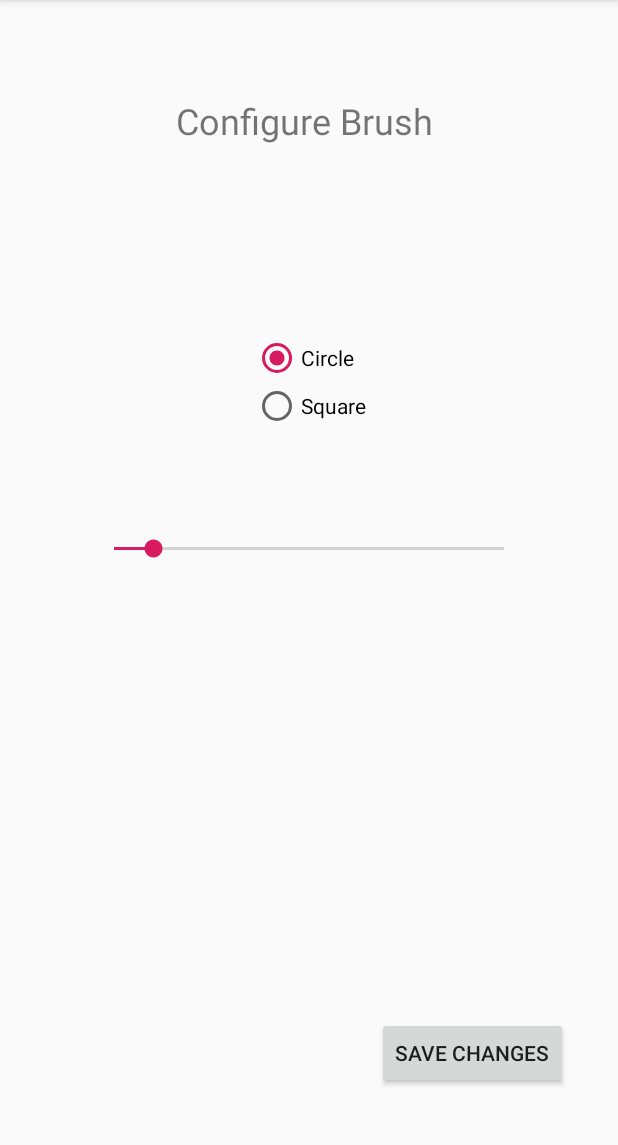
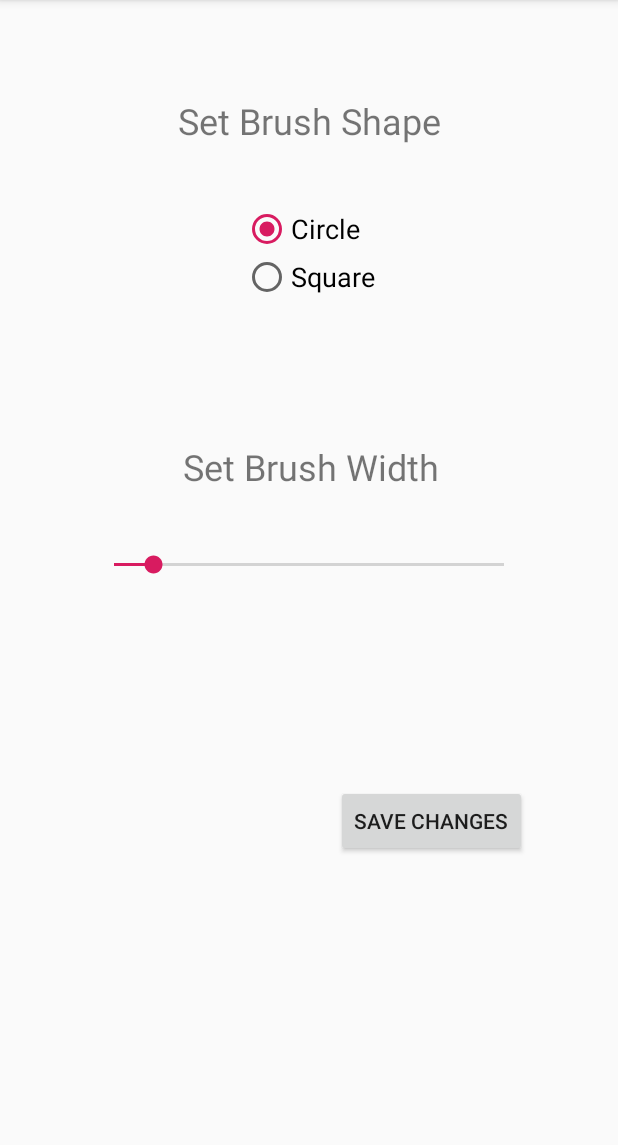
Before and after one commit to AlifDanial/FingerPainter, an Android app: the screen it shows after launch (Brush), after a tap on "BRUSH", on a phone screen of 412 x 824 dp, the part 84-1229 px from its top. Run offline under Robolectric (Android 15) with nearby library versions, the phone set to English and light mode, and no system bars.

Commit message:
Fixed minor bugs

```diff
--- a/app/src/main/java/com/example/fingerpainter/Brush.java
+++ b/app/src/main/java/com/example/fingerpainter/Brush.java
@@ -21,7 +21,6 @@ public class Brush extends AppCompatActivity {
     protected void onCreate(Bundle savedInstanceState) {
         super.onCreate(savedInstanceState);
         setContentView(R.layout.activity_brush);
-        SeekBar seekBar = findViewById(R.id.seekBar);
 
         shapes = findViewById(R.id.brush_group);
         width = findViewById(R.id.seekBar);
@@ -39,7 +38,7 @@ public class Brush extends AppCompatActivity {
             case SQUARE: shapes.check(R.id.squarebutton); break;
         }
 
-        width.setProgress(cwidth);
+        width.setProgress(cwidth); //update seekbar progress at every new intent
     }
 
 
--- a/app/src/main/res/layout/activity_brush.xml
+++ b/app/src/main/res/layout/activity_brush.xml
@@ -12,11 +12,25 @@
         android:layout_width="wrap_content"
         android:layout_height="wrap_content"
         android:layout_marginTop="64dp"
-        android:text="Configure Brush "
+        android:text="Set Brush Shape"
         android:textSize="24sp"
         app:layout_constraintEnd_toEndOf="parent"
         app:layout_constraintStart_toStartOf="parent"
         app:layout_constraintTop_toTopOf="parent" />
+
+    <TextView
+        android:id="@+id/brushtext2"
+        android:layout_width="wrap_content"
+        android:layout_height="wrap_content"
+        android:layout_marginTop="284dp"
+        android:text="Set Brush Width"
+        android:textSize="24sp"
+        app:layout_constraintBottom_toBottomOf="parent"
+        app:layout_constraintEnd_toEndOf="parent"
+        app:layout_constraintHorizontal_bias="0.506"
+        app:layout_constraintStart_toStartOf="parent"
+        app:layout_constraintTop_toTopOf="parent"
+        app:layout_constraintVertical_bias="0.024" />
 
     <Button
         android:id="@+id/saveButton"
@@ -26,50 +40,51 @@
         android:text="SAVE CHANGES"
         app:layout_constraintBottom_toBottomOf="parent"
         app:layout_constraintEnd_toEndOf="parent"
-        app:layout_constraintHorizontal_bias="0.883"
+        app:layout_constraintHorizontal_bias="0.788"
         app:layout_constraintStart_toStartOf="parent"
         app:layout_constraintTop_toBottomOf="@+id/seekBar"
-        app:layout_constraintVertical_bias="0.878" />
+        app:layout_constraintVertical_bias="0.413" />
 
     <SeekBar
         android:id="@+id/seekBar"
         android:layout_width="match_parent"
         android:layout_height="wrap_content"
         android:layout_marginStart="60dp"
+        android:layout_marginTop="40dp"
         android:layout_marginEnd="60dp"
-        android:layout_marginBottom="332dp"
+        android:layout_marginBottom="344dp"
         android:max="200"
         app:layout_constraintBottom_toBottomOf="parent"
         app:layout_constraintEnd_toEndOf="parent"
         app:layout_constraintHorizontal_bias="0.0"
         app:layout_constraintStart_toStartOf="parent"
-        app:layout_constraintTop_toBottomOf="@+id/brushtext"
-        app:layout_constraintVertical_bias="0.81" />
+        app:layout_constraintTop_toBottomOf="@+id/brushtext2"
+        app:layout_constraintVertical_bias="0.0" />
 
     <RadioGroup
         android:id="@+id/brush_group"
         android:layout_width="wrap_content"
         android:layout_height="wrap_content"
         android:layout_marginStart="168dp"
-        android:layout_marginTop="111dp"
+        android:layout_marginTop="40dp"
         android:layout_marginEnd="168dp"
-        android:layout_marginBottom="56dp"
-        app:layout_constraintBottom_toTopOf="@+id/seekBar"
         app:layout_constraintEnd_toEndOf="parent"
         app:layout_constraintStart_toStartOf="parent"
         app:layout_constraintTop_toBottomOf="@+id/brushtext">
 
         <RadioButton
             android:id="@+id/circlebutton"
-            android:layout_width="wrap_content"
+            android:layout_width="match_parent"
             android:layout_height="wrap_content"
-            android:text="Circle" />
+            android:text="Circle"
+            android:textSize="18sp" />
 
         <RadioButton
             android:id="@+id/squarebutton"
-            android:layout_width="wrap_content"
+            android:layout_width="match_parent"
             android:layout_height="wrap_content"
-            android:text="Square" />
+            android:text="Square"
+            android:textSize="18sp" />
     </RadioGroup>
 
 </androidx.constraintlayout.widget.ConstraintLayout>
--- a/app/src/main/res/layout/activity_colors.xml
+++ b/app/src/main/res/layout/activity_colors.xml
@@ -27,7 +27,7 @@
         android:backgroundTint="#4CAF50"
         android:onClick="setColor"
         android:text="@string/buttonGreen"
-        android:textColor="#3C3F41"
+        android:textColor="#FFFFFF"
         app:layout_constraintEnd_toEndOf="parent"
         app:layout_constraintHorizontal_bias="0.498"
         app:layout_constraintStart_toStartOf="parent"
```
Also changed, not shown: app/src/main/res/layout/activity_main.xml (+12 -7 lines).
